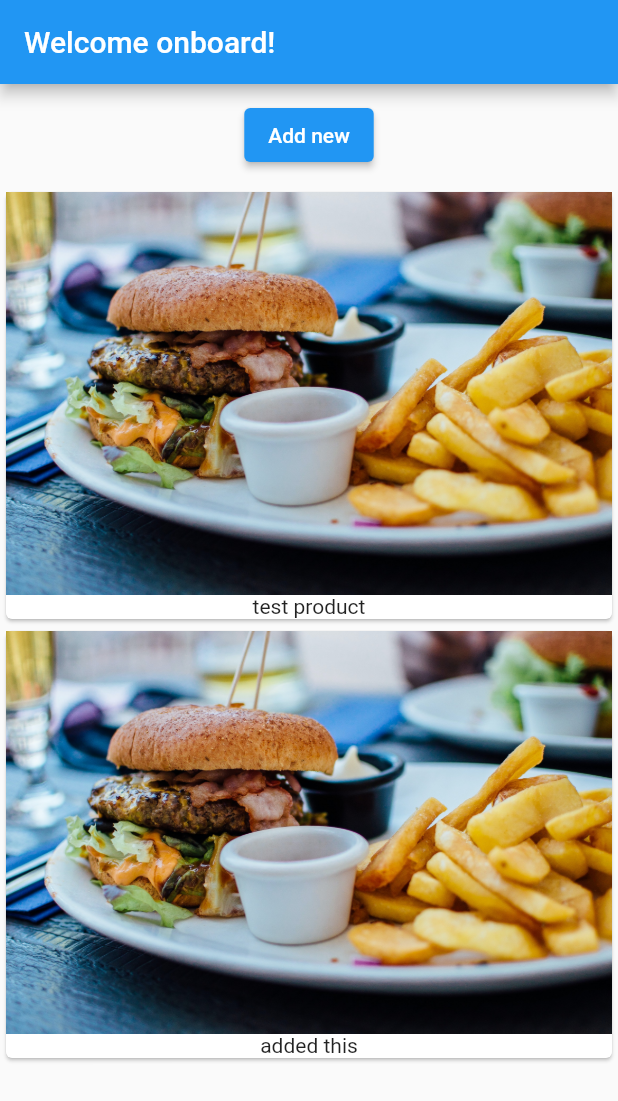
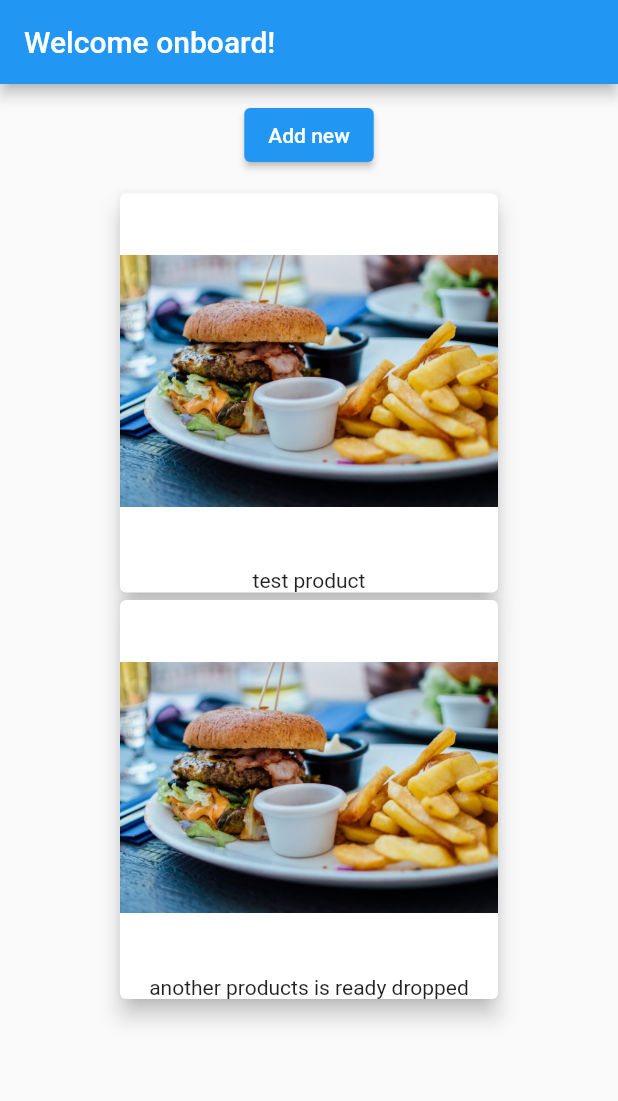
Before and after one commit to talented-vicky/products_app, a Flutter app: the screen it shows after launch, after a tap on "Add new", on a phone screen of 412 x 824 dp. Shown: the top 1101 px of the screen. Run offline on Flutter 3.47's test engine with Material 2 defaults, Android fonts, the phone set to English and light mode, and no system bars.

Commit message:
created a controller file and moved button functionality into it, lifted the state of my appinto the products_manager file for easy transfer of the state down into other widgets; the Products and the ProductsCtrl, also formated the Card widget to make image size and positioning better

```diff
--- a/lib/main.dart
+++ b/lib/main.dart
@@ -1,6 +1,6 @@
 import 'package:flutter/material.dart';
 
-import './productsmanager.dart';
+import 'products_manager.dart';
 
 /*
 void main() {
--- a/lib/products.dart
+++ b/lib/products.dart
@@ -11,8 +11,19 @@ class Products extends StatelessWidget {
         children: prods
             .map(
               (product) => Card(
+                margin: const EdgeInsets.only(left: 80, right: 80, bottom: 5),
+                elevation: 6,
+                color: Colors.white,
                 child: Column(
-                  children: [Image.asset('assets/meal.jpg'), Text(product)],
+                  mainAxisAlignment: MainAxisAlignment.center,
+                  mainAxisSize: MainAxisSize.max,
+                  children: [
+                    Align(
+                      alignment: Alignment.bottomCenter,
+                      child: Image.asset('assets/meal.jpg', height: 250),
+                    ),
+                    Text(product),
+                  ],
                 ),
               ),
             )
--- /dev/null
+++ b/lib/products_ctrl.dart
@@ -0,0 +1,21 @@
+import 'package:flutter/material.dart';
+
+class ProductsCtrl extends StatelessWidget {
+  final Function addProd;
+
+  ProductsCtrl(this.addProd);
+  // hence this class expects an argument (bound to the property defined
+  //above) and must be a function
+
+  // the above translates to us having access to a function in this widget
+  // although it's not defined in this widget (sweet yeah!)
+
+  @override
+  Widget build(BuildContext context) {
+    return ElevatedButton(
+        onPressed: () {
+          addProd("another products is ready dropped");
+        },
+        child: const Text('Add new'));
+  }
+}
--- a/lib/productsmanager.dart
+++ b/lib/products_manager.dart
@@ -1,9 +1,18 @@
 import 'package:flutter/material.dart';
 
 import './products.dart';
+import 'products_ctrl.dart';
+
+/*
+  this widget (file) should hold the state since it has acces to all the
+  widgets, either the ones that change it (like "productCtrl") or require/need
+  the widget state, which is the changing data (like the "Products")
+  --- known as state lifting
+ */
 
 class ProductsMgr extends StatefulWidget {
   final String initProds;
+
   ProductsMgr({this.initProds = "test product"});
 
   @override
@@ -12,6 +21,8 @@ class ProductsMgr extends StatefulWidget {
 
 class _ProductsMgrState extends State<ProductsMgr> {
   final List<String> _prods = [];
+  // recall const (used on R.H.S) ensures a value can never be changed while
+  // final (used on L.H.S) ensures a new value cannot be re-assigned
 
   @override
   void initState() {
@@ -28,20 +39,24 @@ class _ProductsMgrState extends State<ProductsMgr> {
     super.didUpdateWidget(oldWidget);
   }
 
+  void _addProd(String prod) {
+    setState(() {
+      _prods.add(prod);
+    });
+    // all void funtions return nothing and can only be accessed by the class
+    // in which they are passed hence named with an underscore, the same reason
+    // ProductsMgrState has an underscore as a prefix ensuring its
+    // method (functions) and properties (variables) cannot be imported or
+    // directly accessed by an external class
+  }
+
   @override
   Widget build(BuildContext context) {
     return Column(
       children: [
         Container(
-          margin: const EdgeInsets.all(10),
-          child: ElevatedButton(
-              onPressed: () {
-                setState(() {
-                  _prods.add("added this");
-                });
-              },
-              child: const Text('Add new')),
-        ),
+            margin: const EdgeInsets.only(top: 10, bottom: 15),
+            child: ProductsCtrl(_addProd)),
         Products(_prods)
       ],
     );
```
